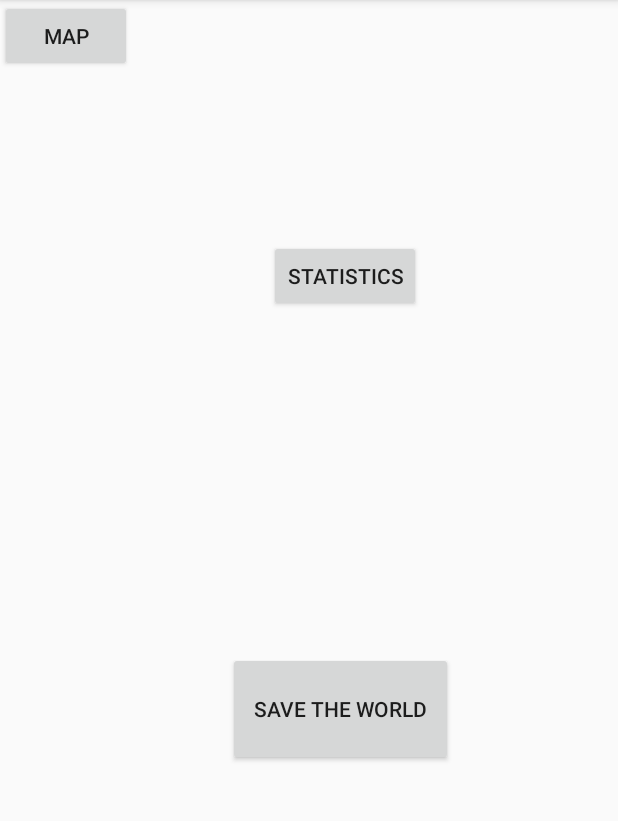
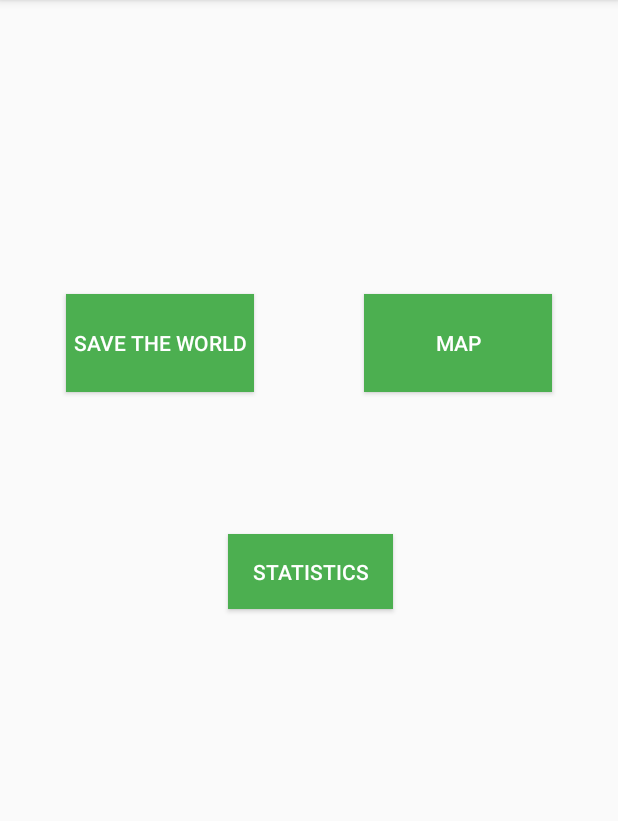
Before and after one commit to 666046/MAMN01_PROJECT, an Android app: the screen it shows after launch (MainActivity), on a phone screen of 412 x 824 dp, the part 84-905 px from its top. Run offline under Robolectric (Android 15) with nearby library versions, the phone set to English and light mode, and no system bars.

Commit message:
Improved layout and buttons

```diff
--- a/app/src/main/res/layout/activity_main.xml
+++ b/app/src/main/res/layout/activity_main.xml
@@ -23,42 +23,44 @@
 
     <Button
         android:id="@+id/button3"
-        android:layout_width="150dp"
-        android:layout_height="76dp"
-        android:layout_marginStart="156dp"
-        android:layout_marginLeft="156dp"
-        android:layout_marginTop="113dp"
-        android:layout_marginEnd="114dp"
-        android:layout_marginRight="114dp"
-        android:layout_marginBottom="310dp"
+        style="@style/Widget.AppCompat.Button.Colored"
+        android:layout_width="125dp"
+        android:layout_height="65dp"
+        android:layout_marginStart="44dp"
+        android:layout_marginLeft="44dp"
+        android:layout_marginTop="196dp"
+        android:background="#4CAF50"
         android:text="Save The World"
-        app:layout_constraintBottom_toBottomOf="parent"
-        app:layout_constraintEnd_toEndOf="parent"
+        android:textColor="@android:color/white"
         app:layout_constraintStart_toStartOf="parent"
-        app:layout_constraintTop_toBottomOf="@+id/button4" />
+        app:layout_constraintTop_toTopOf="parent" />
 
     <Button
         android:id="@+id/button4"
-        android:layout_width="wrap_content"
-        android:layout_height="wrap_content"
-        android:layout_marginStart="179dp"
-        android:layout_marginLeft="179dp"
-        android:layout_marginTop="212dp"
-        android:layout_marginEnd="131dp"
-        android:layout_marginRight="131dp"
-        android:layout_marginBottom="113dp"
+        style="@style/Widget.AppCompat.Button.Colored"
+        android:layout_width="110dp"
+        android:layout_height="50dp"
+        android:layout_marginStart="152dp"
+        android:layout_marginLeft="152dp"
+        android:layout_marginTop="356dp"
+        android:background="#4CAF50"
         android:text="Statistics"
-        app:layout_constraintBottom_toTopOf="@+id/button3"
-        app:layout_constraintEnd_toEndOf="parent"
+        android:textColor="@android:color/white"
         app:layout_constraintStart_toStartOf="parent"
         app:layout_constraintTop_toTopOf="parent" />
 
     <Button
         android:id="@+id/button"
-        android:layout_width="wrap_content"
-        android:layout_height="wrap_content"
+        style="@style/Widget.AppCompat.Button.Colored"
+        android:layout_width="125dp"
+        android:layout_height="65dp"
+        android:layout_marginTop="196dp"
+        android:layout_marginEnd="44dp"
+        android:layout_marginRight="44dp"
+        android:background="#4CAF50"
         android:text="Map"
-        tools:layout_editor_absoluteX="179dp"
-        tools:layout_editor_absoluteY="285dp" />
+        android:textColor="@android:color/white"
+        app:layout_constraintEnd_toEndOf="parent"
+        app:layout_constraintTop_toTopOf="parent" />
 
 </android.support.constraint.ConstraintLayout>
```
